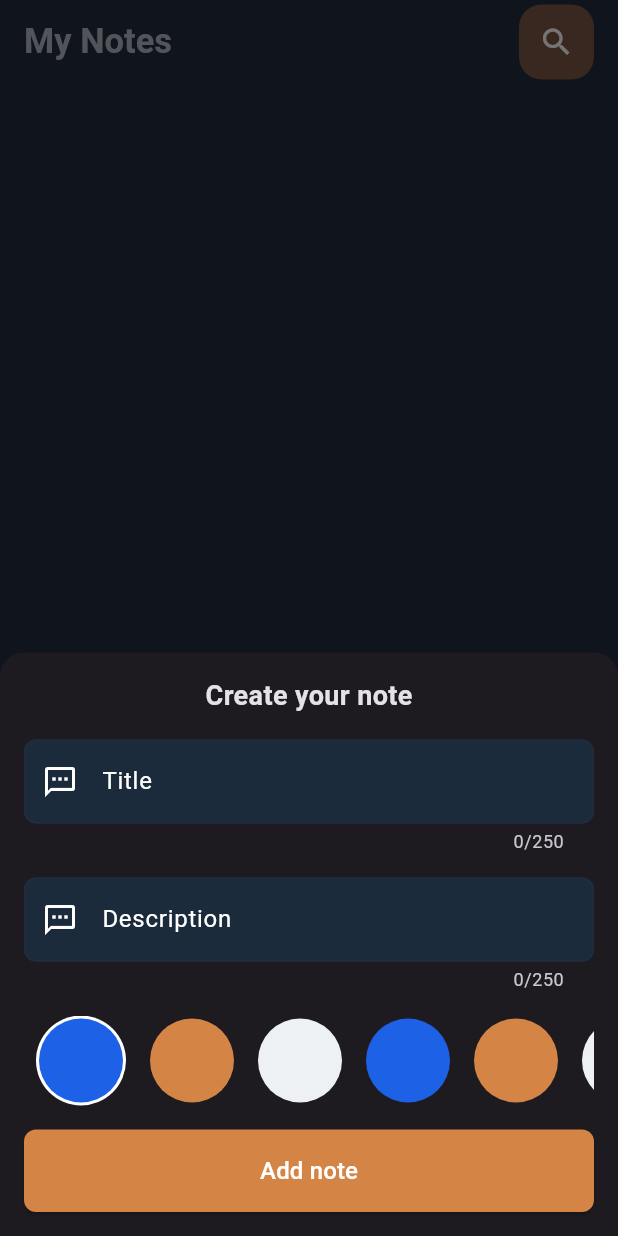
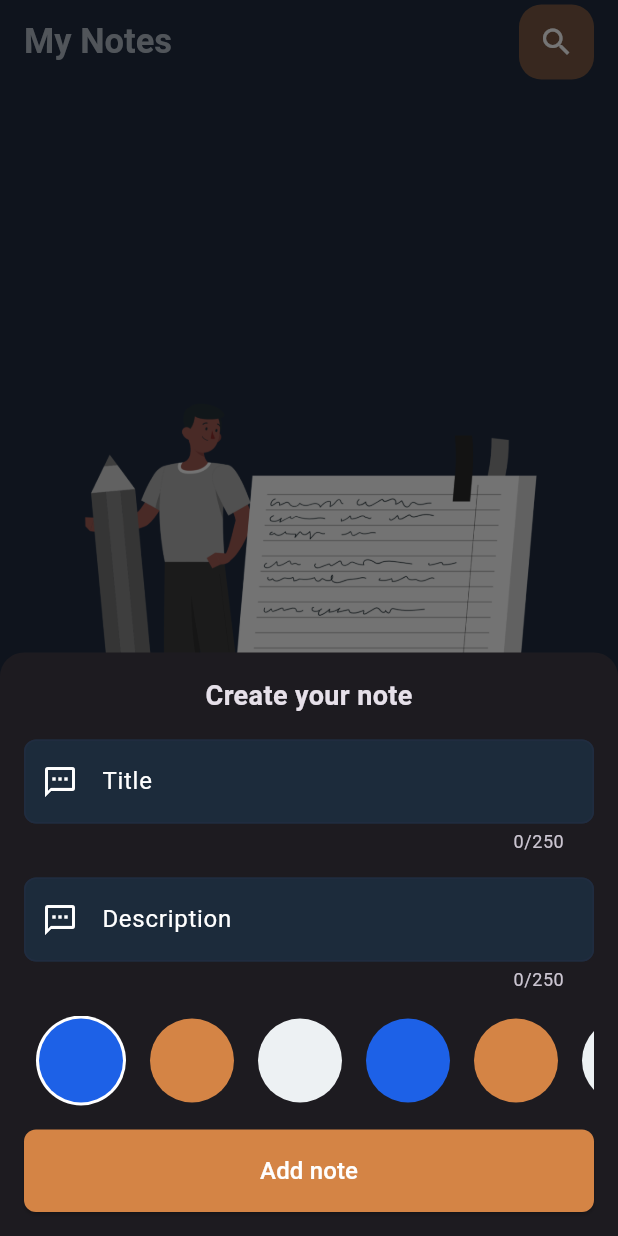
Before and after one commit to Ahmed-Soly/Fakarny, a Flutter app: the screen it shows after launch, after a tap on the "add" icon, on a phone screen of 412 x 824 dp. Run offline on Flutter 3.47's test engine with Material 3 defaults, Android fonts, the phone set to English and light mode, and no system bars; drawn by our look-alikes of modal_progress_hud_nsn; our stand-ins replace flutter_bloc, get_it, sqflite; accounts and stored records are empty.

Commit message:
make a singleton to home cubit and database ,, make a refresh data in home page

```diff
--- a/lib/core/services/database_helper.dart
+++ b/lib/core/services/database_helper.dart
@@ -4,16 +4,8 @@ import '../model/note_model.dart';
 
 class DatabaseHelper {
 
-  static final DatabaseHelper _instance = DatabaseHelper._internal();
+
   static Database? _database;
-
-  // Private constructor
-  DatabaseHelper._internal();
-
-  // Singleton instance
-  factory DatabaseHelper() {
-    return _instance;
-  }
 
   // Get the database instance
   Future<Database> get database async {
--- /dev/null
+++ b/lib/core/services/get_it.dart
@@ -0,0 +1,11 @@
+import 'package:get_it/get_it.dart';
+import 'package:note/core/services/database_helper.dart';
+import 'package:note/features/home_features/provider/home_cubit.dart';
+
+final getIt = GetIt.instance;
+
+void getSetup() {
+  getIt.registerSingleton<DatabaseHelper>(DatabaseHelper());
+  getIt.registerSingleton<HomeCubit>(HomeCubit(getIt<DatabaseHelper>()));
+
+}
--- a/lib/features/add_note_feature/provider/insert_cubit.dart
+++ b/lib/features/add_note_feature/provider/insert_cubit.dart
@@ -1,12 +1,14 @@
 import 'package:flutter_bloc/flutter_bloc.dart';
+import 'package:note/features/home_features/provider/home_cubit.dart';
 import '../../../../core/model/note_model.dart';
 import '../../../../core/services/database_helper.dart';
 import 'insert_state.dart';
 
 class NoteInsertCubit extends Cubit<NoteInsertState> {
   final DatabaseHelper databaseHelper;
+  final HomeCubit homeCubit;
 
-  NoteInsertCubit(this.databaseHelper) : super(NoteInsertInitial());
+  NoteInsertCubit(this.databaseHelper, this.homeCubit) : super(NoteInsertInitial());
 
   static NoteInsertCubit get(context) => BlocProvider.of(context);
 
@@ -16,7 +18,7 @@ class NoteInsertCubit extends Cubit<NoteInsertState> {
       final result = await databaseHelper.insertNote(note);
       if (result > 0) {
         emit(NoteInsertSuccess());
-        await databaseHelper.getAllNotes();
+        homeCubit.refreshNotes();
       } else {
         emit(NoteInsertFailure("Failed to insert the note."));
       }
--- a/lib/features/add_note_feature/view/add_note_view.dart
+++ b/lib/features/add_note_feature/view/add_note_view.dart
@@ -2,7 +2,9 @@ import 'package:flutter/material.dart';
 import 'package:flutter_bloc/flutter_bloc.dart';
 import 'package:modal_progress_hud_nsn/modal_progress_hud_nsn.dart';
 import 'package:note/core/services/database_helper.dart';
+import 'package:note/core/services/get_it.dart';
 import 'package:note/features/add_note_feature/view/widget/add_note_view_body.dart';
+import 'package:note/features/home_features/provider/home_cubit.dart';
 import '../../../../core/widget/snake_bar.dart';
 import '../provider/insert_cubit.dart';
 import '../provider/insert_state.dart';
@@ -13,11 +15,10 @@ class AddNoteView extends StatelessWidget {
   @override
   Widget build(BuildContext context) {
     return BlocProvider(
-      create: (context) => NoteInsertCubit(DatabaseHelper()),
+      create: (context) => NoteInsertCubit(getIt.get<DatabaseHelper>(),getIt.get<HomeCubit>()),
       child: BlocConsumer<NoteInsertCubit,NoteInsertState>(
         listener: (context,state){
           if(state is NoteInsertSuccess){
-            Navigator.pop(context);
             showSnackBar(context, "Note Inserted successfully", Colors.teal);
           }
           if(state is NoteInsertFailure){
--- a/lib/features/add_note_feature/view/widget/add_note_view_body.dart
+++ b/lib/features/add_note_feature/view/widget/add_note_view_body.dart
@@ -16,7 +16,7 @@ class AddNoteBody extends StatefulWidget {
 }
 
 class _AddNoteBodyState extends State<AddNoteBody> {
-  late String title, content,date;
+  late String title, content,date='1/1/1';
   late int colorIndex=0;
   final GlobalKey<FormState> formKey = GlobalKey<FormState>();
   @override
@@ -75,6 +75,7 @@ class _AddNoteBodyState extends State<AddNoteBody> {
                       pin: 0,
                     ),
                   );
+                  Navigator.pop(context);
                 }
               },
               text: 'Add note',
--- a/lib/features/home_features/provider/home_cubit.dart
+++ b/lib/features/home_features/provider/home_cubit.dart
@@ -1,3 +1,5 @@
+import 'dart:developer';
+
 import 'package:flutter_bloc/flutter_bloc.dart';
 import 'package:note/core/services/database_helper.dart';
 import 'home_state.dart';
@@ -12,10 +14,20 @@ class HomeCubit extends Cubit<HomeState>{
     emit(GetAllNotesLoading());
     try {
       final notes = await databaseHelper.getAllNotes();
-      emit(GetAllNotesSuccess(notes: notes));
+      if(notes.isEmpty){
+        emit(GetAllNotesIsEmpty());
+      }else
+      {
+        log('get all notes is done');
+        log('${notes.length}');
+        emit(GetAllNotesSuccess(notes: notes));
+      }
     } catch (e) {
       emit(GetAllNotesError(error: e.toString()));
     }
   }
-
+  void refreshNotes() {
+    getAllNotes();
+    log('refresh is done');// Re-fetch notes after an insert
+  }
 }
--- a/lib/features/home_features/provider/home_state.dart
+++ b/lib/features/home_features/provider/home_state.dart
@@ -5,6 +5,8 @@ abstract class HomeState {}
 class HomeInitial extends HomeState {}
 
 class GetAllNotesLoading extends HomeState {}
+
+class GetAllNotesIsEmpty extends HomeState {}
 class GetAllNotesSuccess extends HomeState {
   List<NoteModel> notes;
   GetAllNotesSuccess({required this.notes});
--- a/lib/features/home_features/view/home_view.dart
+++ b/lib/features/home_features/view/home_view.dart
@@ -1,11 +1,11 @@
 import 'package:flutter/material.dart';
 import 'package:flutter_bloc/flutter_bloc.dart';
 import 'package:note/core/routes/app_routes.dart';
-import 'package:note/core/services/database_helper.dart';
 import 'package:note/core/widget/note_item_body.dart';
 import 'package:note/features/home_features/view/widget/floating_button_body.dart';
 import 'package:note/features/home_features/view/widget/home_view_body.dart';
 import '../../../../core/widget/custom_app_bar.dart';
+import '../../../core/services/get_it.dart';
 import '../provider/home_cubit.dart';
 import '../provider/home_state.dart';
 
@@ -24,9 +24,8 @@ class HomeView extends StatelessWidget {
       ),
       floatingActionButton:const FloatingButton(),
       body:BlocProvider(
-        create: (context) => HomeCubit(DatabaseHelper())..getAllNotes(),
-        child: BlocConsumer<HomeCubit, HomeState>(
-          listener: (context, state) {},
+        create: (context) => getIt.get<HomeCubit>()..getAllNotes(),
+        child: BlocBuilder<HomeCubit, HomeState>(
           builder: (context, state) {
             if (state is GetAllNotesSuccess) {
               final notes = state.notes;
@@ -38,10 +37,10 @@ class HomeView extends StatelessWidget {
               );
             } else if (state is GetAllNotesLoading) {
               return const Center(child: CircularProgressIndicator());
-            } else if (state is GetAllNotesError) {
+            } else if (state is GetAllNotesIsEmpty) {
               return const HomeViewBody();
-            } else {
-              return const Center(child: CircularProgressIndicator());
+            }else {
+              return const Center(child:Text('some thing went wrong',textAlign: TextAlign.center,));
             }
           },
         ),
--- a/lib/main.dart
+++ b/lib/main.dart
@@ -4,9 +4,11 @@ import 'package:flutter_bloc/flutter_bloc.dart';
 import 'package:note/core/routes/app_routes.dart';
 
 import 'core/function_helper/bloc_observer.dart';
+import 'core/services/get_it.dart';
 
 void main() {
   Bloc.observer=MyBlocObserver();
+  getSetup();
   runApp(const NotesApp());
 }
 
--- a/pubspec.yaml
+++ b/pubspec.yaml
@@ -28,6 +28,7 @@ dependencies:
   dartz: ^0.10.1
   path: ^1.9.0
   modal_progress_hud_nsn: ^0.5.1
+  get_it: ^8.0.3
 
 dev_dependencies:
   flutter_test:
```
Also changed, not shown: lib/core/error/exception.dart (deleted, +0 -10 lines), lib/core/widget/elevation_button_with_icon.dart (deleted, +0 -29 lines), lib/core/widget/note_item_body.dart (+3 -4 lines), lib/core/widget/or_divider.dart (deleted, +0 -32 lines), lib/core/services/get_it_services.dart (deleted), pubspec.lock.
